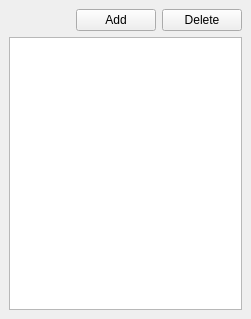
Above: modules/4DCT/iA4DCTAllVisualizationsDockWidget.ui from 3dct/open_iA before the change. Below: the same form after it.
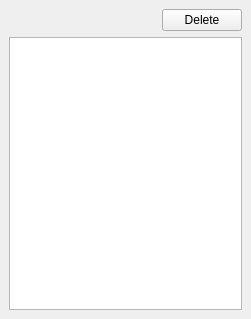
That is the form after the change.

Commit message: Improved visualization modules widget

Diff of the .ui file:
```diff
--- a/modules/4DCT/iA4DCTAllVisualizationsDockWidget.ui
+++ b/modules/4DCT/iA4DCTAllVisualizationsDockWidget.ui
@@ -43,13 +43,6 @@
          </property>
         </spacer>
        </item>
-       <item>
-        <widget class="QPushButton" name="pbAdd">
-         <property name="text">
-          <string>Add</string>
-         </property>
-        </widget>
-       </item>
        <item>
         <widget class="QPushButton" name="pbDelete">
          <property name="text">
```
Left out of the diff: 2 changed lines with no effect on the pictures. The commit also changes 7 other files.
